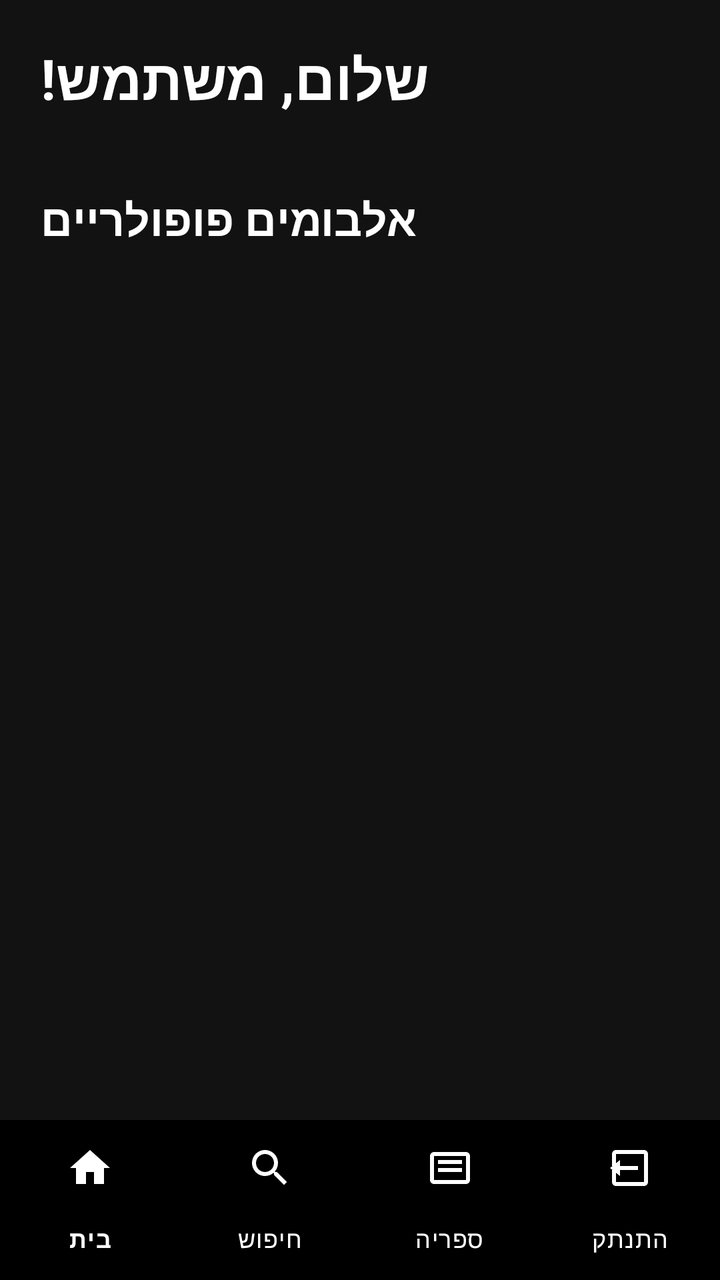
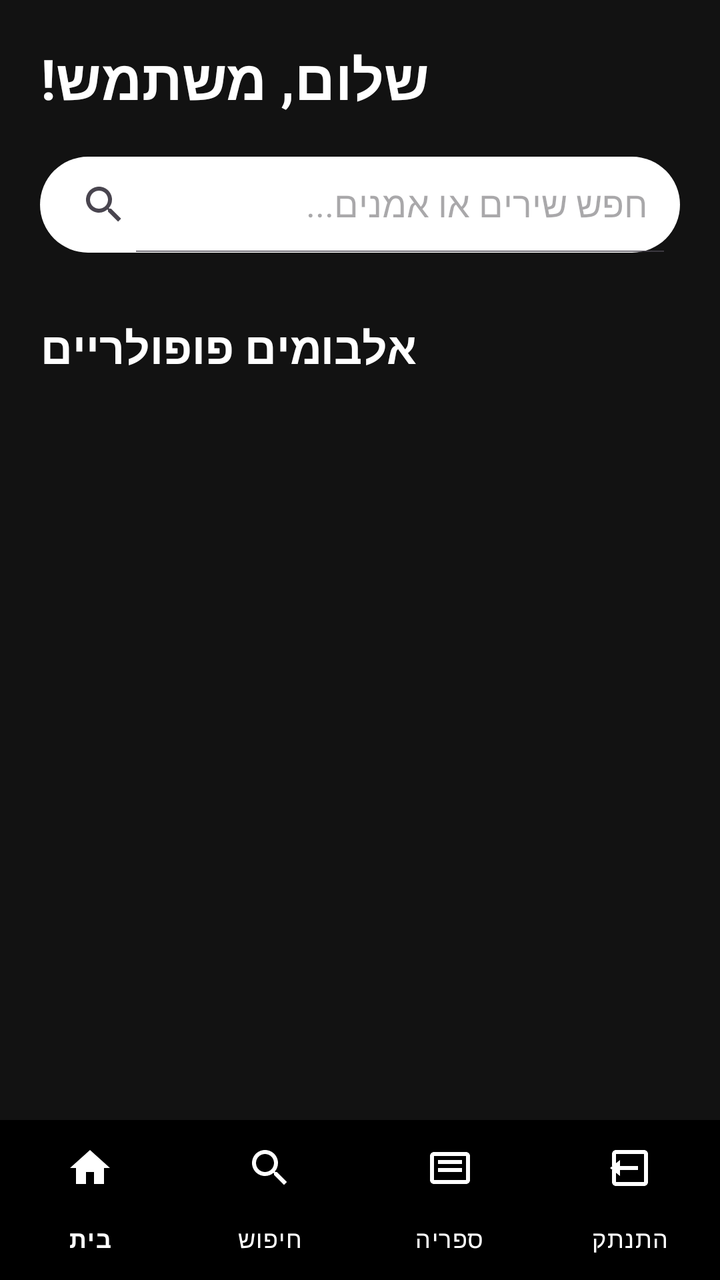

The first picture is an Android layout as it rendered before a commit; the second is the same layout after the commit. The layout source and the unified diff follow.
<!-- AndroidManifest.xml: application theme Theme.SpotifyClone -->
<!-- res/layout/activity_home.xml -->
<RelativeLayout xmlns:android="http://schemas.android.com/apk/res/android"
    xmlns:app="http://schemas.android.com/apk/res-auto"
    android:layout_width="match_parent"
    android:layout_height="match_parent"
    android:background="#121212">

    
    <ScrollView
        android:id="@+id/mainContent"
        android:layout_width="match_parent"
        android:layout_height="match_parent"
        android:layout_above="@id/miniPlayer">

        <LinearLayout
            android:layout_width="match_parent"
            android:layout_height="wrap_content"
            android:orientation="vertical">

            
            <TextView
                android:id="@+id/welcomeText"
                android:layout_width="wrap_content"
                android:layout_height="wrap_content"
                android:text="שלום, משתמש!"
                android:textColor="#FFFFFF"
                android:textSize="28sp"
                android:textStyle="bold"
                android:layout_margin="20dp"
                android:layoutDirection="rtl" />

            
            <HorizontalScrollView
                android:layout_width="match_parent"
                android:layout_height="wrap_content"
                android:scrollbars="none"
                android:layout_marginBottom="16dp">

                <LinearLayout
                    android:id="@+id/categoryContainer"
                    android:layout_width="wrap_content"
                    android:layout_height="wrap_content"
                    android:orientation="horizontal"
                    android:paddingStart="16dp"
                    android:paddingEnd="16dp"
                    android:layoutDirection="rtl" />
            </HorizontalScrollView>

            
            <TextView
                android:layout_width="wrap_content"
                android:layout_height="wrap_content"
                android:text="אלבומים פופולריים"
                android:textColor="#FFFFFF"
                android:textSize="22sp"
                android:textStyle="bold"
                android:layout_marginStart="20dp"
                android:layout_marginEnd="20dp"
                android:layout_marginBottom="12dp"
                android:layoutDirection="rtl" />

            
            <androidx.recyclerview.widget.RecyclerView
                android:id="@+id/recyclerView"
                android:layout_width="match_parent"
                android:layout_height="wrap_content"
                android:paddingStart="16dp"
                android:paddingEnd="16dp"
                android:clipToPadding="false"
                android:nestedScrollingEnabled="false" />

            
            <View
                android:layout_width="match_parent"
                android:layout_height="100dp" />

        </LinearLayout>
    </ScrollView>

    
    <LinearLayout
        android:id="@+id/miniPlayer"
        android:layout_width="match_parent"
        android:layout_height="70dp"
        android:layout_above="@id/bottom_navigation"
        android:background="#282828"
        android:orientation="horizontal"
        android:gravity="center_vertical"
        android:paddingStart="12dp"
        android:paddingEnd="12dp"
        android:visibility="gone"
        android:elevation="8dp">

        
        <ImageView
            android:id="@+id/albumCoverMini"
            android:layout_width="50dp"
            android:layout_height="50dp"
            android:scaleType="centerCrop"
            android:background="#444444" />

        
        <LinearLayout
            android:layout_width="0dp"
            android:layout_height="wrap_content"
            android:layout_weight="1"
            android:orientation="vertical"
            android:layout_marginStart="12dp"
            android:layoutDirection="rtl">

            <TextView
                android:id="@+id/songTitleMini"
                android:layout_width="wrap_content"
                android:layout_height="wrap_content"
                android:text="שם השיר"
                android:textColor="#FFFFFF"
                android:textSize="14sp"
                android:textStyle="bold"
                android:maxLines="1"
                android:ellipsize="end" />

            <TextView
                android:id="@+id/artistNameMini"
                android:layout_width="wrap_content"
                android:layout_height="wrap_content"
                android:text="שם האמן"
                android:textColor="#B3B3B3"
                android:textSize="12sp"
                android:maxLines="1"
                android:ellipsize="end" />
        </LinearLayout>

        
        <LinearLayout
            android:layout_width="wrap_content"
            android:layout_height="wrap_content"
            android:orientation="horizontal"
            android:gravity="center">

            <ImageView
                android:id="@+id/playPauseBtn"
                android:layout_width="40dp"
                android:layout_height="40dp"
                android:src="@android:drawable/ic_media_play"
                android:tint="#FFFFFF"
                android:padding="8dp"
                android:clickable="true"
                android:focusable="true"
                android:background="?attr/selectableItemBackgroundBorderless" />
        </LinearLayout>
    </LinearLayout>

    
    <com.google.android.material.bottomnavigation.BottomNavigationView
        android:id="@+id/bottom_navigation"
        android:layout_width="match_parent"
        android:layout_height="wrap_content"
        android:layout_alignParentBottom="true"
        android:background="#000000"
        app:itemIconTint="@android:color/white"
        app:itemTextColor="@android:color/white"
        app:menu="@menu/bottom_nav_menu"
        app:labelVisibilityMode="labeled"
        android:elevation="8dp" />

</RelativeLayout>
<!-- resources referenced by this layout -->
<resources>
  <style name="Theme.SpotifyClone" parent="Base.Theme.SpotifyClone" />
  <style name="Base.Theme.SpotifyClone" parent="Theme.Material3.DayNight.NoActionBar">
          
          
      </style>
</resources>

<!-- the commit's change to res/layout/activity_home.xml (unified diff, before → after) -->
@@ -1,22 +1,23 @@
+<?xml version="1.0" encoding="utf-8"?>
 <RelativeLayout xmlns:android="http://schemas.android.com/apk/res/android"
     xmlns:app="http://schemas.android.com/apk/res-auto"
+    xmlns:tools="http://schemas.android.com/tools"
     android:layout_width="match_parent"
     android:layout_height="match_parent"
     android:background="#121212">
 
-    
     <ScrollView
         android:id="@+id/mainContent"
         android:layout_width="match_parent"
         android:layout_height="match_parent"
-        android:layout_above="@id/miniPlayer">
+        android:layout_above="@id/miniPlayer"
+        android:fillViewport="true">
 
         <LinearLayout
             android:layout_width="match_parent"
             android:layout_height="wrap_content"
             android:orientation="vertical">
 
-            
             <TextView
                 android:id="@+id/welcomeText"
                 android:layout_width="wrap_content"
@@ -28,7 +29,17 @@
                 android:layout_margin="20dp"
                 android:layoutDirection="rtl" />
 
-            
+            <androidx.appcompat.widget.SearchView
+                android:id="@+id/searchView"
+                android:layout_width="match_parent"
+                android:layout_height="wrap_content"
+                android:layout_marginHorizontal="20dp"
+                android:layout_marginBottom="16dp"
+                android:background="@drawable/search_background"
+                app:queryHint="חפש שירים או אמנים..."
+                app:iconifiedByDefault="false"
+                android:layoutDirection="rtl" />
+
             <HorizontalScrollView
                 android:layout_width="match_parent"
                 android:layout_height="wrap_content"
@@ -45,7 +56,6 @@
                     android:layoutDirection="rtl" />
             </HorizontalScrollView>
 
-            
             <TextView
                 android:layout_width="wrap_content"
                 android:layout_height="wrap_content"
@@ -58,25 +68,25 @@
                 android:layout_marginBottom="12dp"
                 android:layoutDirection="rtl" />
 
-            
             <androidx.recyclerview.widget.RecyclerView
                 android:id="@+id/recyclerView"
                 android:layout_width="match_parent"
                 android:layout_height="wrap_content"
-                android:paddingStart="16dp"
-                android:paddingEnd="16dp"
+                android:paddingStart="12dp"
+                android:paddingEnd="12dp"
                 android:clipToPadding="false"
-                android:nestedScrollingEnabled="false" />
+                android:nestedScrollingEnabled="false"
+                app:layoutManager="androidx.recyclerview.widget.GridLayoutManager"
+                app:spanCount="2"
+                tools:listitem="@layout/item_song" />
 
-            
             <View
                 android:layout_width="match_parent"
-                android:layout_height="100dp" />
+                android:layout_height="120dp" />
 
         </LinearLayout>
     </ScrollView>
 
-    
     <LinearLayout
         android:id="@+id/miniPlayer"
         android:layout_width="match_parent"
@@ -89,67 +99,8 @@
         android:paddingEnd="12dp"
         android:visibility="gone"
         android:elevation="8dp">
-
-        
-        <ImageView
-            android:id="@+id/albumCoverMini"
-            android:layout_width="50dp"
-            android:layout_height="50dp"
-            android:scaleType="centerCrop"
-            android:background="#444444" />
-
-        
-        <LinearLayout
-            android:layout_width="0dp"
-            android:layout_height="wrap_content"
-            android:layout_weight="1"
-            android:orientation="vertical"
-            android:layout_marginStart="12dp"
-            android:layoutDirection="rtl">
-
-            <TextView
-                android:id="@+id/songTitleMini"
-                android:layout_width="wrap_content"
-                android:layout_height="wrap_content"
-                android:text="שם השיר"
-                android:textColor="#FFFFFF"
-                android:textSize="14sp"
-                android:textStyle="bold"
-                android:maxLines="1"
-                android:ellipsize="end" />
-
-            <TextView
-                android:id="@+id/artistNameMini"
-                android:layout_width="wrap_content"
-                android:layout_height="wrap_content"
-                android:text="שם האמן"
-                android:textColor="#B3B3B3"
-                android:textSize="12sp"
-                android:maxLines="1"
-                android:ellipsize="end" />
-        </LinearLayout>
-
-        
-        <LinearLayout
-            android:layout_width="wrap_content"
-            android:layout_height="wrap_content"
-            android:orientation="horizontal"
-            android:gravity="center">
-
-            <ImageView
-                android:id="@+id/playPauseBtn"
-                android:layout_width="40dp"
-                android:layout_height="40dp"
-                android:src="@android:drawable/ic_media_play"
-                android:tint="#FFFFFF"
-                android:padding="8dp"
-                android:clickable="true"
-                android:focusable="true"
-                android:background="?attr/selectableItemBackgroundBorderless" />
-        </LinearLayout>
     </LinearLayout>
 
-    
     <com.google.android.material.bottomnavigation.BottomNavigationView
         android:id="@+id/bottom_navigation"
         android:layout_width="match_parent"
@@ -159,7 +110,54 @@
         app:itemIconTint="@android:color/white"
         app:itemTextColor="@android:color/white"
         app:menu="@menu/bottom_nav_menu"
-        app:labelVisibilityMode="labeled"
-        android:elevation="8dp" />
+        app:labelVisibilityMode="labeled" />
 
 </RelativeLayout>
+<!-- res/layout/item_song.xml (included above) -->
+<?xml version="1.0" encoding="utf-8"?>
+<androidx.cardview.widget.CardView
+    xmlns:android="http://schemas.android.com/apk/res/android"
+    xmlns:app="http://schemas.android.com/apk/res-auto"
+    android:layout_width="match_parent"
+    android:layout_height="wrap_content"
+    android:layout_margin="8dp"
+    app:cardCornerRadius="8dp"
+    app:cardElevation="4dp">
+
+    <LinearLayout
+        android:layout_width="match_parent"
+        android:layout_height="wrap_content"
+        android:orientation="vertical"
+        android:padding="8dp">
+
+        <ImageView
+            android:id="@+id/songImage"
+            android:layout_width="match_parent"
+            android:layout_height="120dp"
+            android:scaleType="centerCrop"
+            android:src="@drawable/ic_launcher_background" />
+
+        <TextView
+            android:id="@+id/songTitle"
+            android:layout_width="match_parent"
+            android:layout_height="wrap_content"
+            android:layout_marginTop="4dp"
+            android:ellipsize="end"
+            android:maxLines="1"
+            android:text="שם השיר"
+            android:textColor="@android:color/black"
+            android:textSize="14sp"
+            android:textStyle="bold" />
+
+        <TextView
+            android:id="@+id/songArtist"
+            android:layout_width="match_parent"
+            android:layout_height="wrap_content"
+            android:ellipsize="end"
+            android:maxLines="1"
+            android:text="שם האמן"
+            android:textColor="@android:color/darker_gray"
+            android:textSize="12sp" />
+
+    </LinearLayout>
+</androidx.cardview.widget.CardView>
<!-- resource entries referenced after the edit -->
@@ -1,5 +1,12 @@
 <!-- resources referenced by this layout -->
 <resources>
+  <!-- drawable ic_launcher_background: vector/xml drawable (drawable, 4866 chars, omitted) -->
+  <!-- drawable search_background (drawable) -->
+  <?xml version="1.0" encoding="utf-8"?>
+  <shape xmlns:android="http://schemas.android.com/apk/res/android">
+      <solid android:color="#FFFFFF" />
+      <corners android:radius="25dp" />
+  </shape>
   <style name="Theme.SpotifyClone" parent="Base.Theme.SpotifyClone" />
   <style name="Base.Theme.SpotifyClone" parent="Theme.Material3.DayNight.NoActionBar">
           
